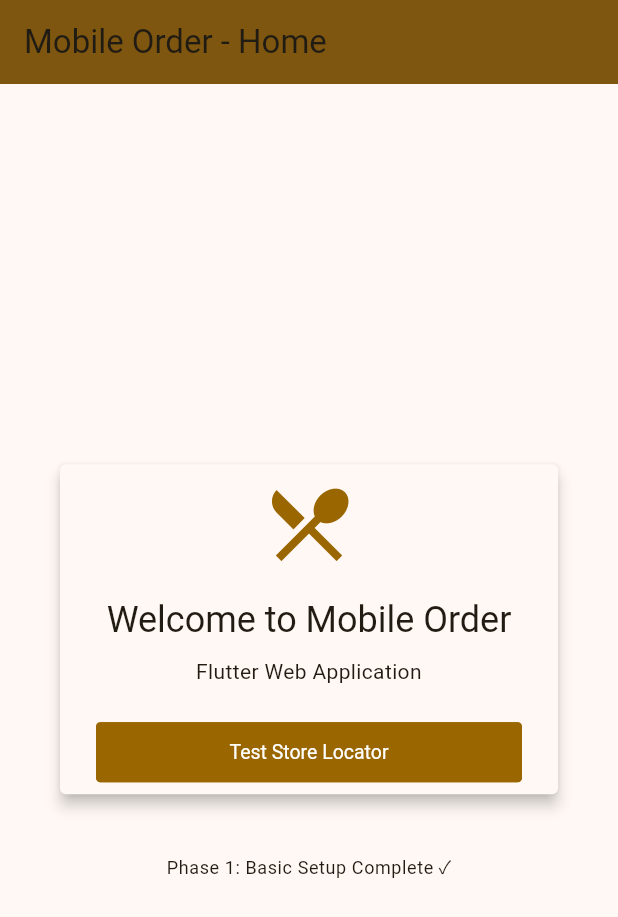
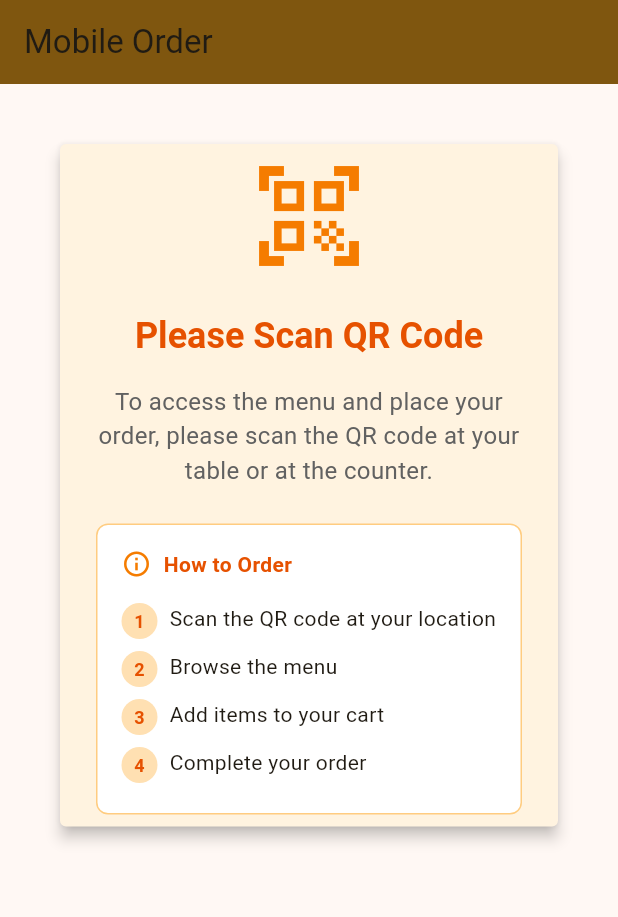
Before and after one commit to vblues/JeffyMobileOrder-Flutter, a Flutter app: the screen it shows after launch, on a phone screen of 412 x 824 dp. Shown: the top 917 px of the screen. Run offline on Flutter 3.47's test engine with Material 3 defaults, Android fonts, the phone set to English and light mode, and no system bars; drawn by our look-alikes of getwidget; our stand-ins replace dio, equatable, flutter_bloc, go_router, shared_preferences, url_strategy.

Commit message:
feat: Implement QR code entry flow and navigation
- Change home page to show QR code scan prompt instead of test button
- Add entry URL tracking to localStorage (StorageKeys.entryUrl)
- Save entry URL when store locator page loads
- Update 'Back to Home' buttons to navigate to stored entry URL
- Add SingleChildScrollView to home page to prevent overflow
- Update widget test to verify QR code prompt displays
- Fix layout overflow issue on smaller screens

Navigation Flow:
1. User scans QR code → /locate/{storeId}
2. Entry URL saved to localStorage
3. 'Back to Home' returns to /locate/{storeId} (not /)
4. Direct access to / shows 'Please scan QR code' message

All 33 tests passing ✓

```diff
--- a/lib/core/constants/storage_keys.dart
+++ b/lib/core/constants/storage_keys.dart
@@ -2,6 +2,7 @@ class StorageKeys {
   static const String storeCredentials = 'STORE_CREDENTIALS';
   static const String storeInfo = 'STORE_INFO';
   static const String storeId = 'STORE_ID';
+  static const String entryUrl = 'ENTRY_URL'; // Store the initial QR code entry URL
   static const String userInfo = 'USER_INFO';
   static const String cart = 'CART';
   static const String menu = 'MENU';
--- a/lib/presentation/pages/home_page.dart
+++ b/lib/presentation/pages/home_page.dart
@@ -8,10 +8,11 @@ class HomePage extends StatelessWidget {
   Widget build(BuildContext context) {
     return Scaffold(
       appBar: GFAppBar(
-        title: const Text('Mobile Order - Home'),
+        title: const Text('Mobile Order'),
         backgroundColor: Theme.of(context).colorScheme.primary,
       ),
-      body: Center(
+      body: SingleChildScrollView(
+        child: Center(
           child: Padding(
             padding: const EdgeInsets.all(24.0),
             child: Column(
@@ -20,49 +21,109 @@ class HomePage extends StatelessWidget {
               GFCard(
                 boxFit: BoxFit.cover,
                 elevation: 4.0,
+                color: Colors.orange[50],
                 content: Column(
                   children: [
-                    const Icon(
-                      Icons.restaurant_menu,
-                      size: 64,
-                      color: Color(0xFF996600),
+                    Icon(
+                      Icons.qr_code_scanner,
+                      size: 80,
+                      color: Colors.orange[700],
+                    ),
+                    const SizedBox(height: 24),
+                    Text(
+                      'Please Scan QR Code',
+                      style: Theme.of(context).textTheme.headlineSmall?.copyWith(
+                            fontWeight: FontWeight.bold,
+                            color: Colors.orange[900],
+                          ),
+                      textAlign: TextAlign.center,
                     ),
                     const SizedBox(height: 16),
                     Text(
-                      'Welcome to Mobile Order',
-                      style: Theme.of(context).textTheme.headlineSmall,
+                      'To access the menu and place your order, please scan the QR code at your table or at the counter.',
                       textAlign: TextAlign.center,
+                      style: TextStyle(
+                        fontSize: 16,
+                        color: Colors.grey[700],
                       ),
-                    const SizedBox(height: 8),
-                    const Text(
-                      'Flutter Web Application',
-                      textAlign: TextAlign.center,
                     ),
                     const SizedBox(height: 24),
-                    GFButton(
-                      onPressed: () {
-                        // Navigate to test store
-                        Navigator.pushNamed(
-                          context,
-                          '/locate/81898903-e31a-442a-9207-120e4a8f2a09',
-                        );
-                      },
-                      text: 'Test Store Locator',
-                      color: const Color(0xFF996600),
-                      fullWidthButton: true,
+                    Container(
+                      padding: const EdgeInsets.all(16),
+                      decoration: BoxDecoration(
+                        color: Colors.white,
+                        borderRadius: BorderRadius.circular(8),
+                        border: Border.all(color: Colors.orange[200]!),
+                      ),
+                      child: Column(
+                        crossAxisAlignment: CrossAxisAlignment.start,
+                        children: [
+                          Row(
+                            children: [
+                              Icon(Icons.info_outline,
+                                  size: 20, color: Colors.orange[700]),
+                              const SizedBox(width: 8),
+                              Text(
+                                'How to Order',
+                                style: TextStyle(
+                                  fontWeight: FontWeight.bold,
+                                  color: Colors.orange[900],
+                                ),
                               ),
                             ],
                           ),
+                          const SizedBox(height: 12),
+                          _buildStep('1', 'Scan the QR code at your location'),
+                          _buildStep('2', 'Browse the menu'),
+                          _buildStep('3', 'Add items to your cart'),
+                          _buildStep('4', 'Complete your order'),
+                        ],
                       ),
-              const SizedBox(height: 24),
-              Text(
-                'Phase 1: Basic Setup Complete ✓',
-                style: Theme.of(context).textTheme.bodySmall,
+                    ),
+                  ],
+                ),
               ),
               ],
             ),
           ),
         ),
+      ),
+    );
+  }
+
+  Widget _buildStep(String number, String text) {
+    return Padding(
+      padding: const EdgeInsets.symmetric(vertical: 4.0),
+      child: Row(
+        crossAxisAlignment: CrossAxisAlignment.start,
+        children: [
+          Container(
+            width: 24,
+            height: 24,
+            decoration: BoxDecoration(
+              color: Colors.orange[100],
+              shape: BoxShape.circle,
+            ),
+            child: Center(
+              child: Text(
+                number,
+                style: TextStyle(
+                  fontSize: 12,
+                  fontWeight: FontWeight.bold,
+                  color: Colors.orange[900],
+                ),
+              ),
+            ),
+          ),
+          const SizedBox(width: 8),
+          Expanded(
+            child: Text(
+              text,
+              style: const TextStyle(fontSize: 14),
+            ),
+          ),
+        ],
+      ),
     );
   }
 }
--- a/lib/presentation/pages/store_locator_page.dart
+++ b/lib/presentation/pages/store_locator_page.dart
@@ -1,7 +1,9 @@
 import 'package:flutter/material.dart';
 import 'package:flutter_bloc/flutter_bloc.dart';
 import 'package:getwidget/getwidget.dart';
+import 'package:go_router/go_router.dart';
 import 'package:shared_preferences/shared_preferences.dart';
+import '../../core/constants/storage_keys.dart';
 import '../../data/datasources/store_remote_datasource.dart';
 import '../../data/repositories/store_repository_impl.dart';
 import '../bloc/store_bloc.dart';
@@ -24,6 +26,10 @@ class StoreLocatorPage extends StatelessWidget {
           );
         }
 
+        // Save entry URL on first visit
+        final entryUrl = '/locate/$storeId';
+        snapshot.data!.setString(StorageKeys.entryUrl, entryUrl);
+
         return BlocProvider(
           create: (context) => StoreBloc(
             storeRepository: StoreRepository(
@@ -31,7 +37,7 @@ class StoreLocatorPage extends StatelessWidget {
               sharedPreferences: snapshot.data!,
             ),
           )..add(FetchStoreData(storeId)),
-          child: _StoreLocatorView(storeId: storeId),
+          child: _StoreLocatorView(storeId: storeId, preferences: snapshot.data!),
         );
       },
     );
@@ -40,8 +46,9 @@ class StoreLocatorPage extends StatelessWidget {
 
 class _StoreLocatorView extends StatelessWidget {
   final String storeId;
+  final SharedPreferences preferences;
 
-  const _StoreLocatorView({required this.storeId});
+  const _StoreLocatorView({required this.storeId, required this.preferences});
 
   @override
   Widget build(BuildContext context) {
@@ -103,7 +110,12 @@ class _StoreLocatorView extends StatelessWidget {
                     const SizedBox(height: 8),
                     GFButton(
                       onPressed: () {
-                        Navigator.pop(context);
+                        final entryUrl = preferences.getString(StorageKeys.entryUrl);
+                        if (entryUrl != null) {
+                          context.go(entryUrl);
+                        } else {
+                          context.go('/');
+                        }
                       },
                       text: 'Back to Home',
                       color: GFColors.SECONDARY,
@@ -249,7 +261,12 @@ class _StoreLocatorView extends StatelessWidget {
                   // Back Button
                   GFButton(
                     onPressed: () {
-                      Navigator.pop(context);
+                      final entryUrl = preferences.getString(StorageKeys.entryUrl);
+                      if (entryUrl != null) {
+                        context.go(entryUrl);
+                      } else {
+                        context.go('/');
+                      }
                     },
                     text: 'Back to Home',
                     color: GFColors.SECONDARY,
```
Also changed, not shown: 1 other file. Lines whose indentation alone changed are shown as unchanged.
